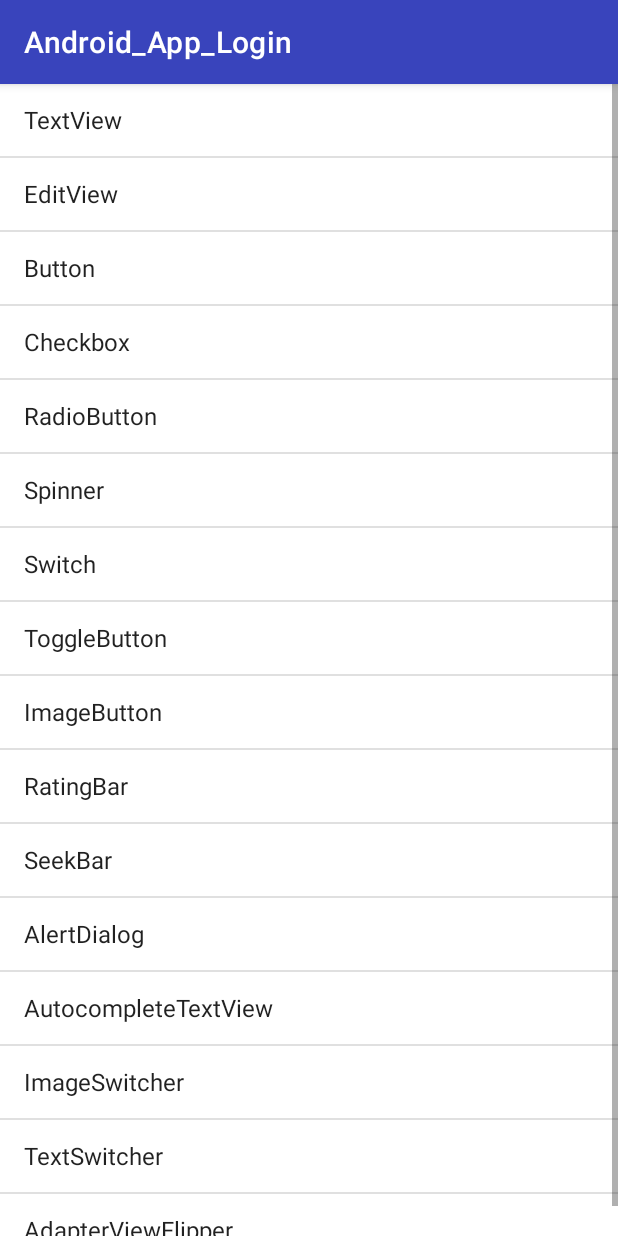
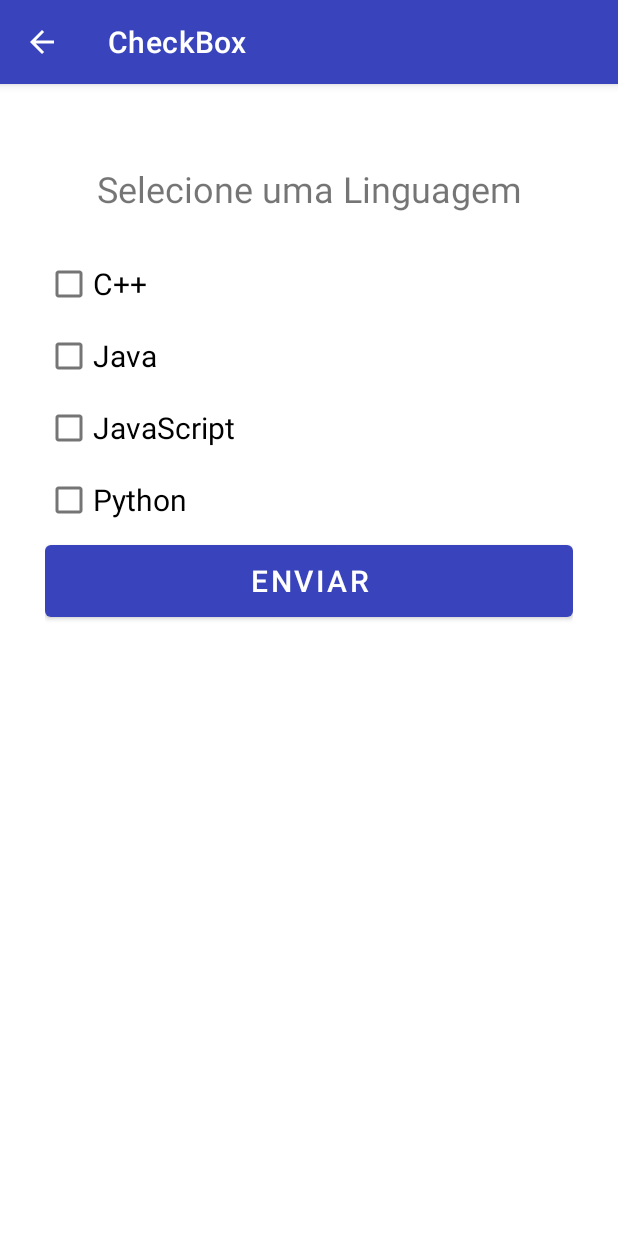
Before and after one commit to mgckaled/Android_App_Login, an Android app: the PrincipalActivity screen opened directly, with no data from a screen before it, after a tap on "Checkbox", on a phone screen of 412 x 824 dp. Run offline under Robolectric (Android 15) with nearby library versions, the phone set to English and light mode, and no system bars.

Commit message:
repo remote updated

```diff
--- /dev/null
+++ b/app/src/main/java/com/example/android_app_login/Activity_uIWCheckBox.java
@@ -0,0 +1,48 @@
+package com.example.android_app_login;
+
+import android.os.Bundle;
+import android.widget.Button;
+import android.widget.CheckBox;
+import android.widget.Toast;
+
+import androidx.appcompat.app.AppCompatActivity;
+
+import java.util.Objects;
+
+public class Activity_uIWCheckBox extends AppCompatActivity {
+
+  private Toast toastCB;
+  private CheckBox cbCPlus, cbJava, cbJS, cbPython;
+
+  @Override
+  protected void onCreate(Bundle savedInstanceState) {
+    super.onCreate(savedInstanceState);
+    setContentView(R.layout.activity_u_i_w_check_box);
+
+    // Set toolbar title
+    this.setTitle("CheckBox");
+
+    // Set arrow back on top toolbar
+    Objects.requireNonNull(getSupportActionBar()).setDisplayHomeAsUpEnabled(true);
+
+    Button buttonCB = findViewById(R.id.btnCbEnviar);
+    cbCPlus = findViewById(R.id.cb_CPlus);
+    cbJava = findViewById(R.id.cb_Java);
+    cbJS = findViewById(R.id.cb_JS);
+    cbPython = findViewById(R.id.cb_Python);
+
+    buttonCB.setOnClickListener(view -> {
+      if (toastCB != null)
+        toastCB.cancel();
+
+      String resultCB = "C++: " + cbCPlus.isChecked()
+          + "\nJava: " + cbJava.isChecked()
+          + "\nJavaScript: " + cbJS.isChecked()
+          + "\nPython: " + cbPython.isChecked();
+
+      toastCB = Toast.makeText(getApplicationContext(), resultCB, Toast.LENGTH_LONG);
+      toastCB.show();
+    });
+
+  }
+}
--- a/app/src/main/java/com/example/android_app_login/MainActivity.java
+++ b/app/src/main/java/com/example/android_app_login/MainActivity.java
@@ -17,6 +17,9 @@ public class MainActivity extends AppCompatActivity {
     protected void onCreate(Bundle savedInstanceState) {
         super.onCreate(savedInstanceState);
         setContentView(R.layout.activity_main);
+
+        // Set toolbar title
+        this.setTitle("Meu Primeiro Aplicativo");
 
         editEmail = findViewById(R.id.editEmail);
         editSenha = findViewById(R.id.editSenha);
@@ -50,7 +53,7 @@ public class MainActivity extends AppCompatActivity {
             intent.putExtra("email", email);
             intent.putExtra("senha", senha);
 
-            // Destruir a tela de login ao voltar para a página -> BLOQUADO
+            // Destruir a tela de login ao voltar para a página -> BLOQUEADO
             // finish();
 
         }else {
--- a/app/src/main/java/com/example/android_app_login/PrincipalActivity.java
+++ b/app/src/main/java/com/example/android_app_login/PrincipalActivity.java
@@ -1,43 +1,46 @@
 package com.example.android_app_login;
+
+import android.content.Intent;
+import android.os.Bundle;
+import android.widget.ArrayAdapter;
+import android.widget.ListAdapter;
+import android.widget.ListView;
 
 import androidx.appcompat.app.AppCompatActivity;
 
-import android.content.Intent;
-import android.os.Bundle;
-import android.view.View;
-import android.widget.AdapterView;
-import android.widget.ArrayAdapter;
-import android.widget.ListAdapter;
-import android.widget.ListView;
-import android.widget.Toast;
+import java.util.Objects;
 
 public class PrincipalActivity extends AppCompatActivity {
 
-    // Listview
-    ListView listView;
     // Data to be displayed into list
     String[] uIWidgets = {
             "TextView", "EditView", "Button", "Checkbox", "RadioButton", "Spinner",
             "Switch", "ToggleButton", "ImageButton", "RatingBar", "SeekBar", "AlertDialog",
             "AutocompleteTextView", "ImageSwitcher", "TextSwitcher", "AdapterViewFlipper"
     };
-    ArrayAdapter<String> arrayAdapter;
 
     @Override
     protected void onCreate(Bundle savedInstanceState) {
         super.onCreate(savedInstanceState);
         setContentView(R.layout.activity_principal);
 
-        Intent intent = getIntent();
+        // Set toolbar title
+        this.setTitle("UI Widgets");
+
+        // Set arrow back on top toolbar
+        Objects.requireNonNull(getSupportActionBar()).setDisplayHomeAsUpEnabled(true);
+
+        /*Intent intent = getIntent();
         String email = intent.getStringExtra("email");
-        String senha = intent.getStringExtra("senha");
+        String senha = intent.getStringExtra("senha");*/
 
-        Toast.makeText(this,
+        /*Toast.makeText(this,
                 "Login realizado com sucesso = " + email,
-                Toast.LENGTH_LONG).show();
+                Toast.LENGTH_LONG).show();*/
 
         // associate with the widgets on layout
-        listView = findViewById(R.id.listview);
+        // Listview
+        ListView listView = findViewById(R.id.listview);
 
         ListAdapter adapter = new ArrayAdapter<>(this,
                 android.R.layout.simple_list_item_1,
@@ -45,13 +48,22 @@ public class PrincipalActivity extends AppCompatActivity {
 
         listView.setAdapter(adapter);
 
-        listView.setOnItemClickListener(new AdapterView.OnItemClickListener() {
-            @Override
-            public void onItemClick(AdapterView<?> adapterView, View view, int i, long l) {
-                if (i == 0) {
-                    Intent intent = new Intent(view.getContext(),Activity_uIWTextView.class);
-                    startActivity(intent);
-                }
+        listView.setOnItemClickListener((adapterView, view, i, l) -> {
+            if (i == 0) {
+                Intent intent1 = new Intent(view.getContext(),Activity_uIWTextView.class);
+                startActivity(intent1);
+            }
+            if (i == 1) {
+                Intent intent1 = new Intent(view.getContext(),Activity_uIWEditText.class);
+                startActivity(intent1);
+            }
+            if (i == 2) {
+                Intent intent1 = new Intent(view.getContext(),Activity_uIWButton.class);
+                startActivity(intent1);
+            }
+            if (i == 3) {
+                Intent intent1 = new Intent(view.getContext(),Activity_uIWCheckBox.class);
+                startActivity(intent1);
             }
         });
     }
--- /dev/null
+++ b/app/src/main/res/layout/activity_u_i_w_check_box.xml
@@ -0,0 +1,56 @@
+<?xml version="1.0" encoding="utf-8"?>
+<LinearLayout xmlns:android="http://schemas.android.com/apk/res/android"
+  xmlns:tools="http://schemas.android.com/tools"
+  android:layout_width="match_parent"
+  android:layout_height="match_parent"
+  android:orientation="vertical"
+  android:padding="20dp"
+  android:layout_margin="10dp"
+  tools:context=".Activity_uIWCheckBox">
+
+  <TextView
+    android:id="@+id/cbtextView"
+    android:layout_width="match_parent"
+    android:layout_height="79dp"
+    android:layout_gravity="center"
+    android:textAlignment="center"
+    android:gravity="center"
+    android:textSize="24sp"
+    android:text="Selecione uma Linguagem" />
+
+  <CheckBox
+    android:id="@+id/cb_CPlus"
+    android:layout_width="match_parent"
+    android:layout_height="wrap_content"
+    android:text="C++"
+    android:textSize="20sp"/>
+
+  <CheckBox
+    android:id="@+id/cb_Java"
+    android:layout_width="match_parent"
+    android:layout_height="wrap_content"
+    android:textSize="20sp"
+    android:text="Java" />
+
+  <CheckBox
+    android:id="@+id/cb_JS"
+    android:layout_width="match_parent"
+    android:layout_height="wrap_content"
+    android:textSize="20sp"
+    android:text="JavaScript" />
+
+  <CheckBox
+    android:id="@+id/cb_Python"
+    android:layout_width="match_parent"
+    android:layout_height="wrap_content"
+    android:textSize="20sp"
+    android:text="Python" />
+
+  <Button
+    android:id="@+id/btnCbEnviar"
+    android:layout_width="match_parent"
+    android:layout_height="60dp"
+    android:text="Enviar"
+    android:textSize="20sp" />
+
+</LinearLayout>
```
Also changed, not shown: app/src/main/AndroidManifest.xml (+15 -2 lines), app/src/main/java/com/example/android_app_login/Activity_uIWButton.java (added, +52 -0 lines), app/src/main/java/com/example/android_app_login/Activity_uIWEditText.java (added, +43 -0 lines), app/src/main/java/com/example/android_app_login/Activity_uIWTextView.java (+8 -0 lines), app/src/main/res/layout/activity_u_i_w_button.xml (added, +34 -0 lines), app/src/main/res/layout/activity_u_i_w_edit_text.xml (added, +34 -0 lines).
